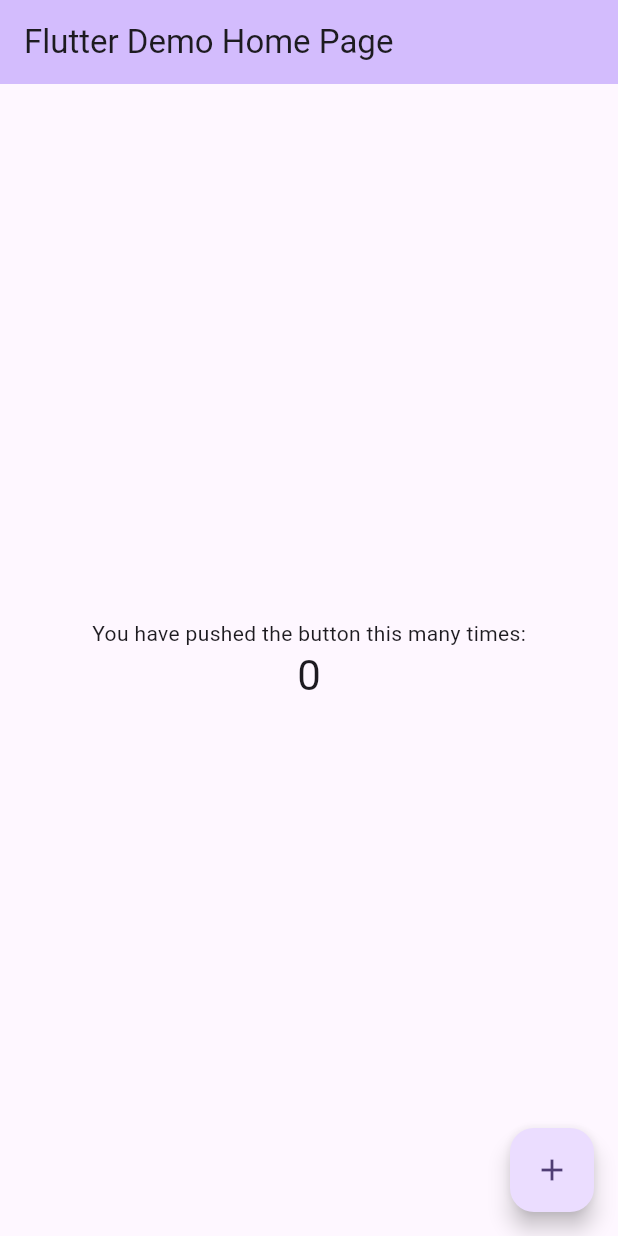
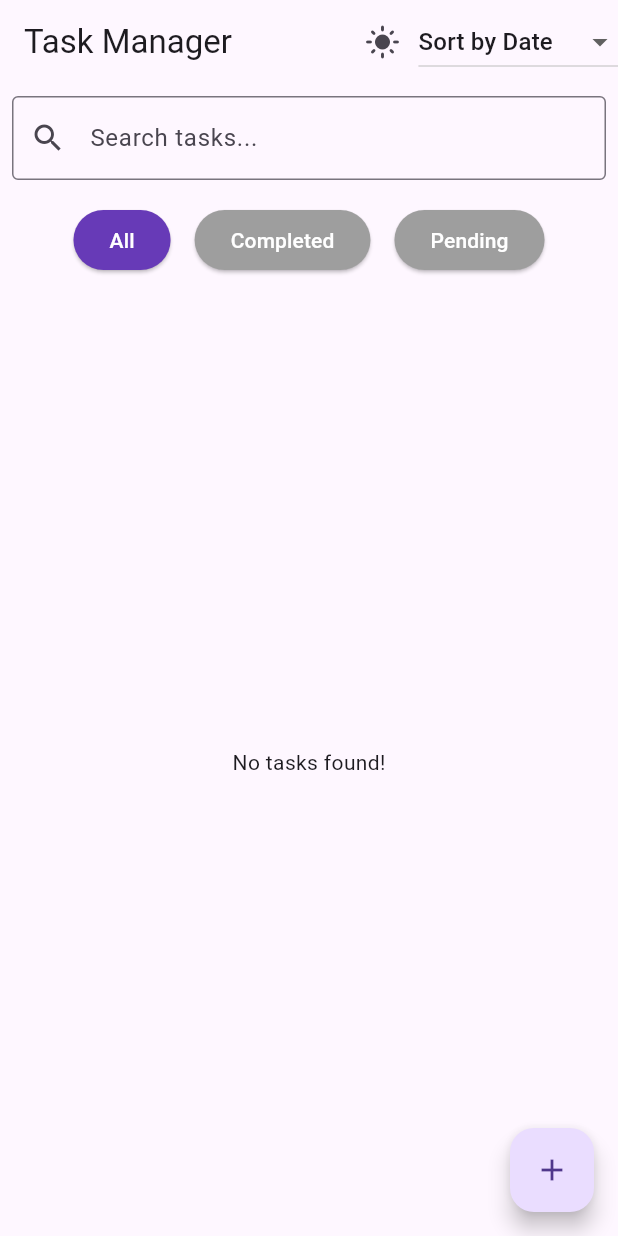
Before and after one commit to ADITIMEHRA722/task_managment_app, a Flutter app: the screen it shows after launch, on a phone screen of 412 x 824 dp. Run offline on Flutter 3.47's test engine with Material 3 defaults, Android fonts, the phone set to English and light mode, and no system bars; our stand-ins replace flutter_local_notifications, flutter_riverpod, hive, hive_flutter, sizer, sqflite; accounts and stored records are empty.

Commit message:
all screen done

```diff
--- a/lib/main.dart
+++ b/lib/main.dart
@@ -1,125 +1,79 @@
+// // import 'package:flutter/material.dart';
+// // import 'package:flutter_riverpod/flutter_riverpod.dart';
+// // import 'views/home_screen.dart';
+
+// // void main() {
+// //   runApp(ProviderScope(child: MyApp()));
+// // }
+
+// // class MyApp extends StatelessWidget {
+// //   @override
+// //   Widget build(BuildContext context) {
+// //     return MaterialApp(
+// //       debugShowCheckedModeBanner: false,
+// //       home: HomeScreen(),
+// //     );
+// //   }
+// // }
+
+
+// import 'package:flutter/material.dart';
+// import 'package:flutter_riverpod/flutter_riverpod.dart';
+// import 'package:hive_flutter/hive_flutter.dart';
+// import 'package:sizer/sizer.dart';
+// import 'package:task_managment_app/viewmodels/preferences_viewmodel.dart';
+// import 'views/home_screen.dart';
+
+// void main() async {
+//   WidgetsFlutterBinding.ensureInitialized();
+//   await Hive.initFlutter();
+//   await Hive.openBox('preferences'); // Open Hive box for storing user preferences
+
+//   runApp(ProviderScope(child: MyApp()));
+// }
+
+// class MyApp extends ConsumerWidget {
+//   @override
+//   Widget build(BuildContext context, WidgetRef ref) {
+//     final preferences  = ref.watch(preferencesProvider);
+//     final sizer = Sizer();
+//     return MaterialApp(
+//       builder: sizer.builder,
+//       debugShowCheckedModeBanner: false,
+//       theme: preferences.isDarkMode ? ThemeData.dark() : ThemeData.light(),
+//       home: HomeScreen(),
+//     );
+//   }
+// }
+
 import 'package:flutter/material.dart';
+import 'package:flutter_riverpod/flutter_riverpod.dart';
+import 'package:hive_flutter/hive_flutter.dart';
+import 'package:sizer/sizer.dart'; // Import sizer for responsiveness
+import 'package:task_managment_app/viewmodels/preferences_viewmodel.dart';
+import 'views/home_screen.dart';
 
-void main() {
-  runApp(const MyApp());
+void main() async {
+  WidgetsFlutterBinding.ensureInitialized();
+  await Hive.initFlutter();
+  await Hive.openBox('preferences'); // Open Hive box for storing user preferences
+
+  runApp(ProviderScope(child: MyApp()));
 }
 
-class MyApp extends StatelessWidget {
-  const MyApp({super.key});
+class MyApp extends ConsumerWidget {
+  @override
+  Widget build(BuildContext context, WidgetRef ref) {
+    final preferences = ref.watch(preferencesProvider);
 
-  // This widget is the root of your application.
-  @override
-  Widget build(BuildContext context) {
-    return MaterialApp(
-      title: 'Flutter Demo',
-      theme: ThemeData(
-        // This is the theme of your application.
-        //
-        // TRY THIS: Try running your application with "flutter run". You'll see
-        // the application has a purple toolbar. Then, without quitting the app,
-        // try changing the seedColor in the colorScheme below to Colors.green
-        // and then invoke "hot reload" (save your changes or press the "hot
-        // reload" button in a Flutter-supported IDE, or press "r" if you used
-        // the command line to start the app).
-        //
-        // Notice that the counter didn't reset back to zero; the application
-        // state is not lost during the reload. To reset the state, use hot
-        // restart instead.
-        //
-        // This works for code too, not just values: Most code changes can be
-        // tested with just a hot reload.
-        colorScheme: ColorScheme.fromSeed(seedColor: Colors.deepPurple),
-        useMaterial3: true,
-      ),
-      home: const MyHomePage(title: 'Flutter Demo Home Page'),
+    return Sizer(
+      builder: (context, orientation, deviceType) {
+        return MaterialApp(
+          debugShowCheckedModeBanner: false,
+          theme: preferences.isDarkMode ? ThemeData.dark() : ThemeData.light(),
+          home: HomeScreen(),
+        );
+      },
     );
   }
 }
-
-class MyHomePage extends StatefulWidget {
-  const MyHomePage({super.key, required this.title});
-
-  // This widget is the home page of your application. It is stateful, meaning
-  // that it has a State object (defined below) that contains fields that affect
-  // how it looks.
-
-  // This class is the configuration for the state. It holds the values (in this
-  // case the title) provided by the parent (in this case the App widget) and
-  // used by the build method of the State. Fields in a Widget subclass are
-  // always marked "final".
-
-  final String title;
-
-  @override
-  State<MyHomePage> createState() => _MyHomePageState();
-}
-
-class _MyHomePageState extends State<MyHomePage> {
-  int _counter = 0;
-
-  void _incrementCounter() {
-    setState(() {
-      // This call to setState tells the Flutter framework that something has
-      // changed in this State, which causes it to rerun the build method below
-      // so that the display can reflect the updated values. If we changed
-      // _counter without calling setState(), then the build method would not be
-      // called again, and so nothing would appear to happen.
-      _counter++;
-    });
-  }
-
-  @override
-  Widget build(BuildContext context) {
-    // This method is rerun every time setState is called, for instance as done
-    // by the _incrementCounter method above.
-    //
-    // The Flutter framework has been optimized to make rerunning build methods
-    // fast, so that you can just rebuild anything that needs updating rather
-    // than having to individually change instances of widgets.
-    return Scaffold(
-      appBar: AppBar(
-        // TRY THIS: Try changing the color here to a specific color (to
-        // Colors.amber, perhaps?) and trigger a hot reload to see the AppBar
-        // change color while the other colors stay the same.
-        backgroundColor: Theme.of(context).colorScheme.inversePrimary,
-        // Here we take the value from the MyHomePage object that was created by
-        // the App.build method, and use it to set our appbar title.
-        title: Text(widget.title),
-      ),
-      body: Center(
-        // Center is a layout widget. It takes a single child and positions it
-        // in the middle of the parent.
-        child: Column(
-          // Column is also a layout widget. It takes a list of children and
-          // arranges them vertically. By default, it sizes itself to fit its
-          // children horizontally, and tries to be as tall as its parent.
-          //
-          // Column has various properties to control how it sizes itself and
-          // how it positions its children. Here we use mainAxisAlignment to
-          // center the children vertically; the main axis here is the vertical
-          // axis because Columns are vertical (the cross axis would be
-          // horizontal).
-          //
-          // TRY THIS: Invoke "debug painting" (choose the "Toggle Debug Paint"
-          // action in the IDE, or press "p" in the console), to see the
-          // wireframe for each widget.
-          mainAxisAlignment: MainAxisAlignment.center,
-          children: <Widget>[
-            const Text(
-              'You have pushed the button this many times:',
-            ),
-            Text(
-              '$_counter',
-              style: Theme.of(context).textTheme.headlineMedium,
-            ),
-          ],
-        ),
-      ),
-      floatingActionButton: FloatingActionButton(
-        onPressed: _incrementCounter,
-        tooltip: 'Increment',
-        child: const Icon(Icons.add),
-      ), // This trailing comma makes auto-formatting nicer for build methods.
-    );
-  }
-}
--- /dev/null
+++ b/lib/models/task_model.dart
@@ -0,0 +1,17 @@
+class Task {
+  int? id;
+  String title;
+  bool isCompleted;
+
+  Task({this.id, required this.title, this.isCompleted = false});
+
+  // Convert a Task object to a Map for database storage
+  Map<String, dynamic> toMap() {
+    return {'id': id, 'title': title, 'isCompleted': isCompleted ? 1 : 0};
+  }
+
+  // Convert a Map from the database to a Task object
+  factory Task.fromMap(Map<String, dynamic> map) {
+    return Task(id: map['id'], title: map['title'], isCompleted: map['isCompleted'] == 1);
+  }
+}
--- /dev/null
+++ b/lib/services/database_service.dart
@@ -0,0 +1,45 @@
+import 'package:sqflite/sqflite.dart';
+import 'package:path/path.dart';
+import '../models/task_model.dart';
+
+class DatabaseService {
+  static Database? _database;
+
+  Future<Database> get database async {
+    if (_database != null) return _database!;
+    _database = await _initDB();
+    return _database!;
+  }
+
+  Future<Database> _initDB() async {
+    String path = join(await getDatabasesPath(), 'tasks.db');
+    return openDatabase(
+      path,
+      version: 1,
+      onCreate: (db, version) {
+        return db.execute('CREATE TABLE tasks (id INTEGER PRIMARY KEY, title TEXT, isCompleted INTEGER)');
+      },
+    );
+  }
+
+  Future<void> insertTask(Task task) async {
+    final db = await database;
+    await db.insert('tasks', task.toMap(), conflictAlgorithm: ConflictAlgorithm.replace);
+  }
+
+  Future<List<Task>> getTasks() async {
+    final db = await database;
+    List<Map<String, dynamic>> maps = await db.query('tasks');
+    return List.generate(maps.length, (i) => Task.fromMap(maps[i]));
+  }
+
+  Future<void> updateTask(Task task) async {
+    final db = await database;
+    await db.update('tasks', task.toMap(), where: 'id = ?', whereArgs: [task.id]);
+  }
+
+  Future<void> deleteTask(int id) async {
+    final db = await database;
+    await db.delete('tasks', where: 'id = ?', whereArgs: [id]);
+  }
+}
--- /dev/null
+++ b/lib/viewmodels/task_viewmodel.dart
@@ -0,0 +1,108 @@
+
+
+import 'package:flutter/material.dart';
+import 'package:flutter_local_notifications/flutter_local_notifications.dart';
+import 'package:flutter_riverpod/flutter_riverpod.dart';
+import '../models/task_model.dart';
+import '../services/database_service.dart';
+import '../services/preferences_service.dart';
+
+final taskViewModelProvider = ChangeNotifierProvider<TaskViewModel>((ref) => TaskViewModel());
+
+class TaskViewModel extends ChangeNotifier {
+  List<Task> _tasks = [];
+  List<Task> _filteredTasks = [];
+  final DatabaseService _dbService = DatabaseService();
+  final PreferencesService _preferencesService = PreferencesService();
+
+  String _searchQuery = "";
+  String _filterStatus = "all"; // "all", "completed", "pending"
+
+  final FlutterLocalNotificationsPlugin flutterLocalNotificationsPlugin = FlutterLocalNotificationsPlugin();
+
+  List<Task> get tasks => _filteredTasks;
+  String get filterStatus => _filterStatus;
+  String get searchQuery => _searchQuery;
+
+  TaskViewModel() {
+    fetchTasks();
+    initNotifications();
+  }
+
+  // Initialize notifications
+  void initNotifications() async {
+    const AndroidInitializationSettings androidSettings = AndroidInitializationSettings('@mipmap/ic_launcher');
+    const InitializationSettings settings = InitializationSettings(android: androidSettings);
+    await flutterLocalNotificationsPlugin.initialize(settings);
+  }
+
+  // Fetch tasks from database and apply filter and search
+  Future<void> fetchTasks() async {
+    _tasks = await _dbService.getTasks();
+    _applyFilterAndSearch();
+  }
+
+  // Search tasks by name
+  void searchTasks(String query) {
+    _searchQuery = query.toLowerCase();
+    _applyFilterAndSearch();
+  }
+
+  // Filter tasks based on status (all, completed, pending)
+  void filterTasks(String status) {
+    _filterStatus = status;
+    _applyFilterAndSearch();
+  }
+
+  // Apply both search and filter criteria
+  void _applyFilterAndSearch() {
+    _filteredTasks = _tasks.where((task) {
+      bool matchesSearch = _searchQuery.isEmpty || task.title.toLowerCase().contains(_searchQuery);
+      bool matchesFilter = (_filterStatus == "all") ||
+          (_filterStatus == "completed" && task.isCompleted) ||
+          (_filterStatus == "pending" && !task.isCompleted);
+      return matchesSearch && matchesFilter;
+    }).toList();
+
+    notifyListeners();
+  }
+
+  // Toggle task status (completed or pending)
+  Future<void> toggleTaskStatus(Task task) async {
+    task.isCompleted = !task.isCompleted;
+    await _dbService.updateTask(task);
+    fetchTasks();
+  }
+
+  // Add a new task
+  Future<void> addTask(String title) async {
+    Task newTask = Task(title: title,);
+    await _dbService.insertTask(newTask);
+    fetchTasks();
+  }
+
+  // Update an existing task
+  Future<void> updateTask(Task task) async {
+    await _dbService.updateTask(task);
+    fetchTasks();
+  }
+
+  // Delete a task
+  Future<void> deleteTask(int id) async {
+    await _dbService.deleteTask(id);
+    fetchTasks();
+  }
+
+  // Show notification for task reminders
+  Future<void> showTaskReminderNotification(String title) async {
+    const AndroidNotificationDetails androidDetails = AndroidNotificationDetails(
+      'task_reminders',
+      'Task Reminders',
+      importance: Importance.high,
+      priority: Priority.high,
+    );
+
+    const NotificationDetails platformDetails = NotificationDetails(android: androidDetails);
+    await flutterLocalNotificationsPlugin.show(0, title, "Task Reminder", platformDetails);
+  }
+}
--- /dev/null
+++ b/lib/views/add_task_screen.dart
@@ -0,0 +1,50 @@
+
+import 'package:flutter/material.dart';
+import 'package:flutter_riverpod/flutter_riverpod.dart';
+import 'package:sizer/sizer.dart';
+import '../viewmodels/task_viewmodel.dart';
+import '../models/task_model.dart';
+
+class AddTaskScreen extends ConsumerWidget {
+  final Task? task; // Nullable Task parameter to check if editing
+  AddTaskScreen({this.task, Key? key}) : super(key: key);
+
+  @override
+  Widget build(BuildContext context, WidgetRef ref) {
+    final TextEditingController _controller = TextEditingController(text: task?.title ?? "");
+
+    return Scaffold(
+      backgroundColor:  const Color.fromARGB(255, 254, 254, 254),
+      appBar: AppBar(title: Text(task == null ? "Add Task" : "Edit Task")),
+      body: Padding(
+        padding: const EdgeInsets.all(16.0),
+        child: Column(
+          children: [
+            TextField(
+              controller: _controller,
+              decoration: InputDecoration(labelText: "Task Title"),
+            ),
+            SizedBox(height: 20.0),
+            ElevatedButton(
+              onPressed: () {
+                if (_controller.text.trim().isEmpty) return;
+
+                if (task == null) {
+                  // Add new task
+                  ref.read(taskViewModelProvider).addTask(_controller.text);
+                } else {
+                  // Update existing task
+                  Task updatedTask = Task(id: task!.id, title: _controller.text, isCompleted: task!.isCompleted);
+                  ref.read(taskViewModelProvider).updateTask(updatedTask);
+                }
+
+                Navigator.pop(context);
+              },
+              child: Text(task == null ? "Add Task" : "Update Task"),
+            ),
+          ],
+        ),
+      ),
+    );
+  }
+}
--- /dev/null
+++ b/lib/views/home_screen.dart
@@ -0,0 +1,135 @@
+
+
+import 'package:flutter/material.dart';
+import 'package:flutter_riverpod/flutter_riverpod.dart';
+import 'package:task_managment_app/viewmodels/preferences_viewmodel.dart';
+import 'package:task_managment_app/views/add_task_screen.dart';
+import '../viewmodels/task_viewmodel.dart';
+
+class HomeScreen extends ConsumerWidget {
+  @override
+  Widget build(BuildContext context, WidgetRef ref) {
+    final taskViewModel = ref.watch(taskViewModelProvider);
+  final preferences = ref.watch(preferencesProvider);
+    return Scaffold(
+      appBar: AppBar(
+        title: Text("Task Manager"),
+        actions: [
+          IconButton(
+            icon: Icon(preferences.isDarkMode ? Icons.dark_mode : Icons.light_mode),
+            onPressed: () => ref.read(preferencesProvider).toggleTheme(),
+          ),
+          DropdownButton<String>(
+            value: preferences.sortOrder,
+            items: [
+              DropdownMenuItem(value: 'date', child: Text("Sort by Date")),
+              DropdownMenuItem(value: 'priority', child: Text("Sort by Priority")),
+            ],
+            onChanged: (value) {
+              if (value != null) {
+                ref.read(preferencesProvider).setSortOrder(value);
+                ref.read(taskViewModelProvider).fetchTasks();
+              }
+            },
+          ),
+        ],
+      ),
+      body: Column(
+        children: [
+          // Search Bar
+          Padding(
+            padding: const EdgeInsets.all(8.0),
+            child: TextField(
+              decoration: InputDecoration(
+                hintText: "Search tasks...",
+                border: OutlineInputBorder(),
+                prefixIcon: Icon(Icons.search),
+              ),
+              onChanged: (value) => ref.read(taskViewModelProvider).searchTasks(value),
+            ),
+          ),
+
+          // Filter Buttons
+          Row(
+            mainAxisAlignment: MainAxisAlignment.center,
+            children: [
+              _filterButton(context, ref, "All", "all", taskViewModel.filterStatus),
+              _filterButton(context, ref, "Completed", "completed", taskViewModel.filterStatus),
+              _filterButton(context, ref, "Pending", "pending", taskViewModel.filterStatus),
+            ],
+          ),
+
+          // Task List
+          Expanded(
+            child: taskViewModel.tasks.isEmpty
+                ? Center(child: Text("No tasks found!"))
+                : ListView.builder(
+                    itemCount: taskViewModel.tasks.length,
+                    itemBuilder: (context, index) {
+                      final task = taskViewModel.tasks[index];
+                      return ListTile(
+                        leading: Checkbox(
+                          value: task.isCompleted,
+                          onChanged: (_) => ref.read(taskViewModelProvider).toggleTaskStatus(task),
+                        ),
+                        title: Text(
+                          task.title,
+                          style: TextStyle(
+                            decoration: task.isCompleted ? TextDecoration.lineThrough : null,
+                          ),
+                        ),
+                        subtitle: Text(task.isCompleted ? "Completed" : "Pending"),
+                        trailing: Row(
+                          mainAxisSize: MainAxisSize.min,
+                          children: [
+                            IconButton(
+                              icon: Icon(Icons.edit, color: Colors.deepPurple),
+                              onPressed: () {
+                                Navigator.push(
+                                  context,
+                                  MaterialPageRoute(
+                                    builder: (_) => AddTaskScreen(task: task),
+                                  ),
+                                );
+                              },
+                            ),
+                            IconButton(
+                              icon: Icon(Icons.delete, color: Colors.red),
+                              onPressed: () => ref.read(taskViewModelProvider).deleteTask(task.id!),
+                            ),
+                          ],
+                        ),
+                      );
+                    },
+                  ),
+          ),
+        ],
+      ),
+      floatingActionButton: FloatingActionButton(
+        onPressed: () {
+          Navigator.push(
+            context,
+            MaterialPageRoute(builder: (_) => AddTaskScreen()),
+          );
+        },
+        child: Icon(Icons.add),
+      ),
+    );
+  }
+
+  Widget _filterButton(BuildContext context, WidgetRef ref, String text, String filter, String currentFilter) {
+    return Padding(
+      padding: const EdgeInsets.all(8.0),
+      child: ElevatedButton(
+        onPressed: () {
+          ref.read(taskViewModelProvider).filterTasks(filter);
+        },
+        style: ElevatedButton.styleFrom(
+          backgroundColor: currentFilter == filter ? Colors.deepPurple : Colors.grey,
+          foregroundColor: Colors.white,
+        ),
+        child: Text(text),
+      ),
+    );
+  }
+}
```
Also changed, not shown: lib/services/preferences_service.dart (added, +21 -0 lines), lib/viewmodels/preferences_viewmodel.dart (added, +31 -0 lines), pubspec.yaml (+13 -0 lines), pubspec.lock, 5 other files.
